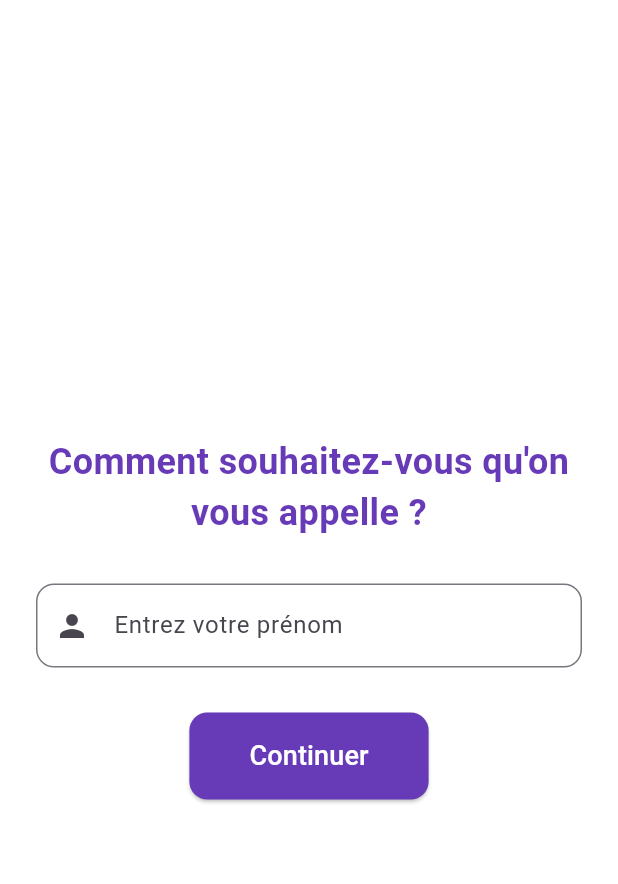
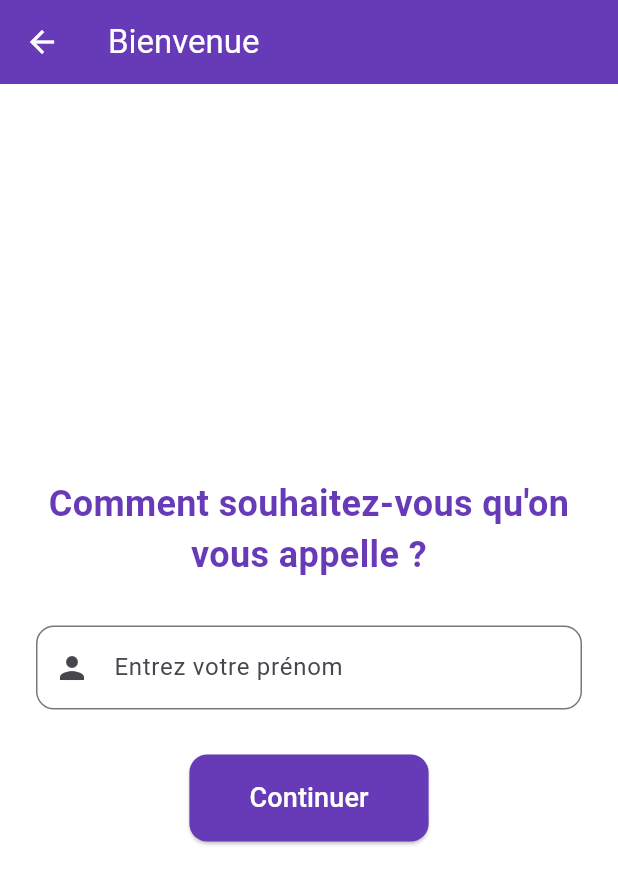
Before and after one commit to maya206/BrainFit-1, a Flutter app: the screen it shows after launch, after a tap on "Démarrer", on a phone screen of 412 x 824 dp. Shown: the top 884 px of the screen. Run offline on Flutter 3.47's test engine with Material 3 defaults, Android fonts, the phone set to English and light mode, and no system bars; our stand-ins replace shared_preferences.

Commit message:
Ajouter les modifications du welcomename

```diff
--- a/lib/screens/welcomenamescreen.dart
+++ b/lib/screens/welcomenamescreen.dart
@@ -32,10 +32,29 @@ class _WelcomeNameScreenState extends State<WelcomeNameScreen> {
     }
   }
 
+  void _goBackToHome() {
+    Navigator.pushNamedAndRemoveUntil(
+      context,
+      '/home', // Nom de la route de ton HomeScreen
+      (route) => false,
+    );
+  }
+
   @override
   Widget build(BuildContext context) {
     return Scaffold(
       backgroundColor: Colors.white,
+      appBar: AppBar(
+        title: const Text(
+          "Bienvenue",
+          style: TextStyle(color: Colors.white),
+        ),
+        backgroundColor: Colors.deepPurple,
+        leading: IconButton(
+          icon: const Icon(Icons.arrow_back, color: Colors.white),
+          onPressed: _goBackToHome,
+        ),
+      ),
       body: Padding(
         padding: const EdgeInsets.all(24.0),
         child: Center(
```
